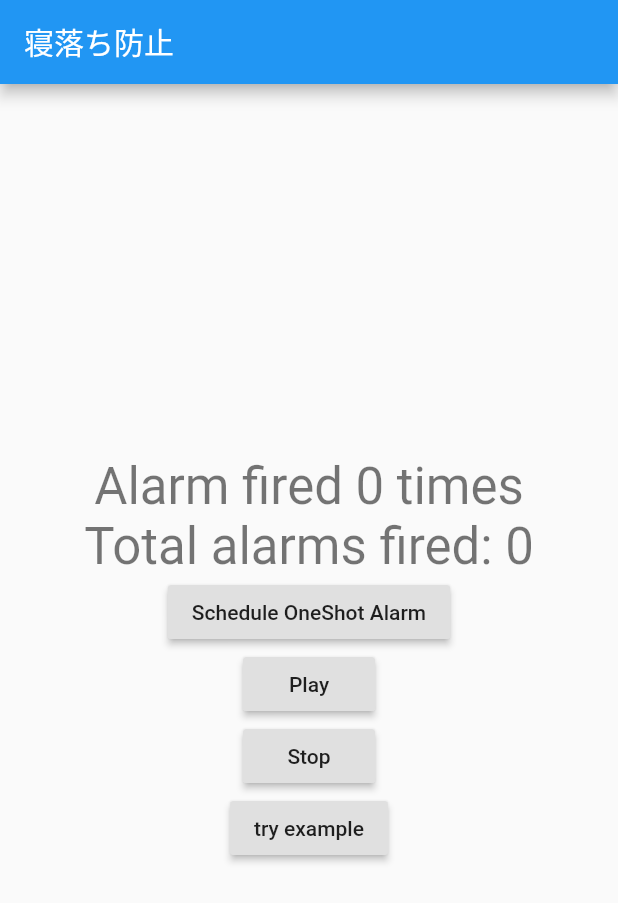
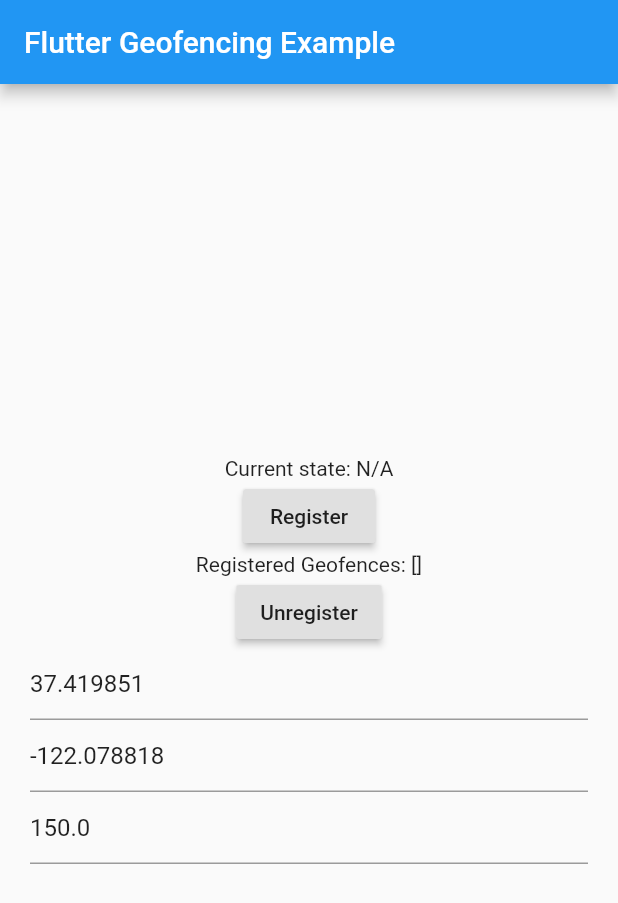
Before and after one commit to beeeyan/flutter-trying-package, a Flutter app: the screen it shows after launch, after a tap on "try example", on a phone screen of 412 x 824 dp. Shown: the top 903 px of the screen. Run offline on Flutter 3.47's test engine with Material 2 defaults, Android fonts, the phone set to English and light mode, and no system bars; our stand-ins replace shared_preferences; missing offline and left inert: geofencing, soundpool.

Commit message:
add geofencing example

```diff
--- a/lib/main.dart
+++ b/lib/main.dart
@@ -6,6 +6,8 @@
 import 'package:flutter/services.dart';
 import 'package:soundpool/soundpool.dart';
 import 'package:flutter/material.dart';
+
+import 'pages/geofencing.dart';
 
 Soundpool _soundpool;
 
@@ -49,6 +51,7 @@
       home: _AlarmHomePage(title: title),
       routes: <String,WidgetBuilder>{
         '/home': (BuildContext context) => _AlarmHomePage(title: title),
+        '/exp/geofence': (BuildContext context) =>  GeofencingExp(),
       },
     );
   }
@@ -157,7 +160,7 @@
             ),
             RaisedButton(
               onPressed: () {
-                // Navigator.of(context).pushReplacementNamed("/exp/geofence");
+                Navigator.of(context).pushReplacementNamed("/exp/geofence");
               },
               child: Text("try example"),
             ),
--- /dev/null
+++ b/lib/pages/geofencing.dart
@@ -0,0 +1,164 @@
+// Copyright 2018 The Chromium Authors. All rights reserved.
+// Use of this source code is governed by a BSD-style license that can be
+// found in the LICENSE file.
+
+import 'dart:async';
+import 'dart:isolate';
+import 'dart:ui';
+
+import 'package:flutter/material.dart';
+
+import 'package:geofencing/geofencing.dart';
+
+// void main() => runApp(MyApp());
+
+class GeofencingExp extends StatefulWidget {
+  @override
+  _GeofencingExp createState() => _GeofencingExp();
+}
+
+class _GeofencingExp extends State<GeofencingExp> {
+  String geofenceState = 'N/A';
+  List<String> registeredGeofences = [];
+  double latitude = 37.419851;
+  double longitude = -122.078818;
+  double radius = 150.0;
+  ReceivePort port = ReceivePort();
+  final List<GeofenceEvent> triggers = <GeofenceEvent>[
+    GeofenceEvent.enter,
+    GeofenceEvent.dwell,
+    GeofenceEvent.exit
+  ];
+  final AndroidGeofencingSettings androidSettings = AndroidGeofencingSettings(
+      initialTrigger: <GeofenceEvent>[
+        GeofenceEvent.enter,
+        GeofenceEvent.exit,
+        GeofenceEvent.dwell
+      ],
+      loiteringDelay: 1000 * 60);
+
+  @override
+  void initState() {
+    super.initState();
+    IsolateNameServer.registerPortWithName(
+        port.sendPort, 'geofencing_send_port');
+    port.listen((dynamic data) {
+      print('Event: $data');
+      setState(() {
+        geofenceState = data;
+      });
+    });
+    initPlatformState();
+  }
+
+  static void callback(List<String> ids, Location l, GeofenceEvent e) async {
+    print('Fences: $ids Location $l Event: $e');
+    final SendPort send =
+    IsolateNameServer.lookupPortByName('geofencing_send_port');
+    send?.send(e.toString());
+  }
+
+  // Platform messages are asynchronous, so we initialize in an async method.
+  Future<void> initPlatformState() async {
+    print('Initializing...');
+    await GeofencingManager.initialize();
+    print('Initialization done');
+  }
+
+  String numberValidator(String value) {
+    if (value == null) {
+      return null;
+    }
+    final num a = num.tryParse(value);
+    if (a == null) {
+      return '"$value" is not a valid number';
+    }
+    return null;
+  }
+
+  @override
+  Widget build(BuildContext context) {
+    return MaterialApp(
+      home: Scaffold(
+          appBar: AppBar(
+            title: const Text('Flutter Geofencing Example'),
+          ),
+          body: Container(
+              padding: const EdgeInsets.all(20.0),
+              child: Column(
+                  mainAxisAlignment: MainAxisAlignment.center,
+                  children: <Widget>[
+                    Text('Current state: $geofenceState'),
+                    Center(
+                      child: RaisedButton(
+                        child: const Text('Register'),
+                        onPressed: () {
+                          if (latitude == null) {
+                            setState(() => latitude = 0.0);
+                          }
+                          if (longitude == null) {
+                            setState(() => longitude = 0.0);
+                          }
+                          if (radius == null) {
+                            setState(() => radius = 0.0);
+                          }
+                          GeofencingManager.registerGeofence(
+                              GeofenceRegion(
+                                  'mtv', latitude, longitude, radius, triggers,
+                                  androidSettings: androidSettings),
+                              callback).then((_) {
+                            GeofencingManager.getRegisteredGeofenceIds().then((value) {
+                              setState(() {
+                                registeredGeofences = value;
+                              });
+                            });
+                          });
+                        },
+                      ),
+                    ),
+                    Text('Registered Geofences: $registeredGeofences'),
+                    Center(
+                      child: RaisedButton(
+                        child: const Text('Unregister'),
+                        onPressed: () =>
+                            GeofencingManager.removeGeofenceById('mtv').then((_) {
+                              GeofencingManager.getRegisteredGeofenceIds().then((value){
+                                setState(() {
+                                  registeredGeofences = value;
+                                });
+                              });
+                            }),
+                      ),
+                    ),
+                    TextField(
+                      decoration: const InputDecoration(
+                        hintText: 'Latitude',
+                      ),
+                      keyboardType: TextInputType.number,
+                      controller:
+                      TextEditingController(text: latitude.toString()),
+                      onChanged: (String s) {
+                        latitude = double.tryParse(s);
+                      },
+                    ),
+                    TextField(
+                        decoration:
+                        const InputDecoration(hintText: 'Longitude'),
+                        keyboardType: TextInputType.number,
+                        controller:
+                        TextEditingController(text: longitude.toString()),
+                        onChanged: (String s) {
+                          longitude = double.tryParse(s);
+                        }),
+                    TextField(
+                        decoration: const InputDecoration(hintText: 'Radius'),
+                        keyboardType: TextInputType.number,
+                        controller:
+                        TextEditingController(text: radius.toString()),
+                        onChanged: (String s) {
+                          radius = double.tryParse(s);
+                        }),
+                  ]))),
+    );
+  }
+}
```
